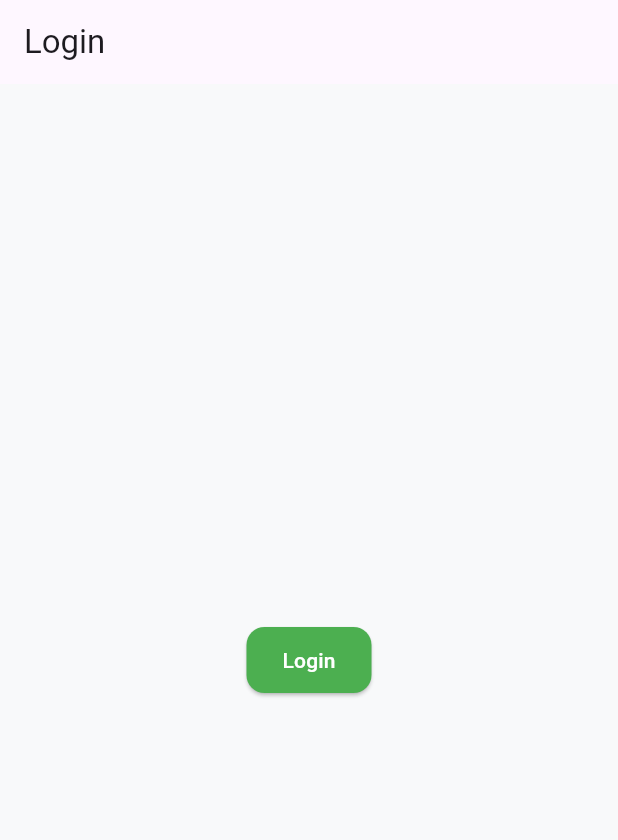
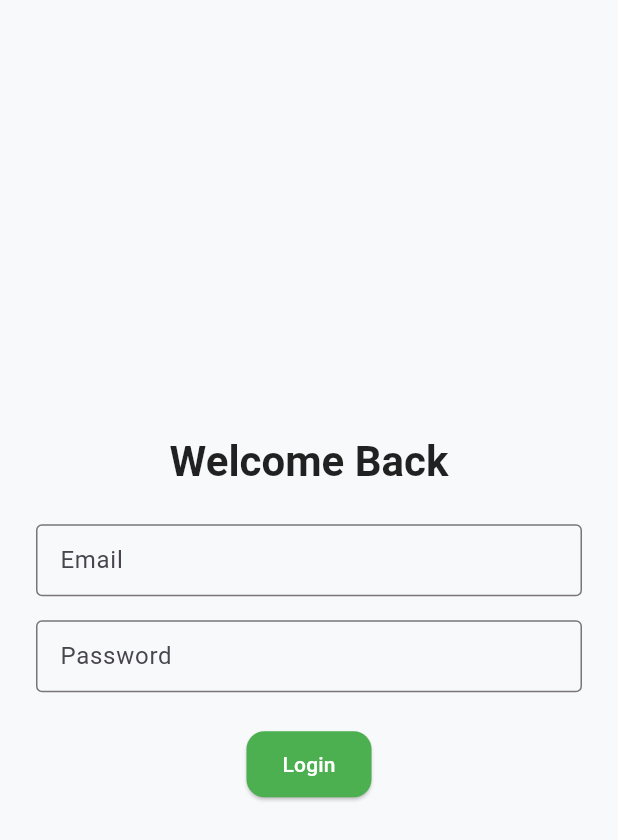
Before and after one commit to abc-medes/ate-flutter, a Flutter app: the screen it shows after launch, on a phone screen of 412 x 824 dp. Shown: the top 840 px of the screen. Run offline on Flutter 3.47's test engine with Material 3 defaults, Android fonts, the phone set to English and light mode, and no system bars; our stand-ins replace flutter_riverpod, go_router.

Commit message:
LIPS] simple login view ui

```diff
--- a/lib/features/auth/views/login_view.dart
+++ b/lib/features/auth/views/login_view.dart
@@ -1,36 +1,33 @@
 import 'package:flutter/material.dart';
-import 'package:flutter_riverpod/flutter_riverpod.dart';
-import '../../../core/services/auth_service.dart';
-import 'package:go_router/go_router.dart';
 
-class LoginView extends ConsumerWidget {
+class LoginView extends StatelessWidget {
   const LoginView({super.key});
 
   @override
-  Widget build(BuildContext context, WidgetRef ref) {
-    final authState = ref.watch(authStateProvider);
-    final authNotifier = ref.read(authStateProvider.notifier);
-
+  Widget build(BuildContext context) {
     return Scaffold(
-      appBar: AppBar(title: const Text("Login")),
-      body: Center(
-        child: authState.isLoading
-            ? const CircularProgressIndicator()
-            : Column(
+      body: Padding(
+        padding: const EdgeInsets.all(24.0),
+        child: Column(
           mainAxisAlignment: MainAxisAlignment.center,
           children: [
-                  if (authState.errorMessage != null)
-                    Text(authState.errorMessage!,
-                        style: const TextStyle(color: Colors.red)),
+            Text('Welcome Back',
+                style: Theme.of(context).textTheme.headlineLarge),
+            const SizedBox(height: 24),
+            TextField(
+              decoration: const InputDecoration(labelText: 'Email'),
+            ),
+            const SizedBox(height: 16),
+            TextField(
+              decoration: const InputDecoration(labelText: 'Password'),
+              obscureText: true,
+            ),
+            const SizedBox(height: 24),
             ElevatedButton(
-                    onPressed: () async {
-                      await authNotifier.login(
-                          userId: "123", email: "test@example.com");
-                      if (authState.isAuthenticated) {
-                        context.go('/home'); // Navigate after login
-                      }
+              onPressed: () {
+                // TODO: Handle login
               },
-                    child: const Text("Login"),
+              child: const Text('Login'),
             ),
           ],
         ),
```
Lines whose indentation alone changed are shown as unchanged.
